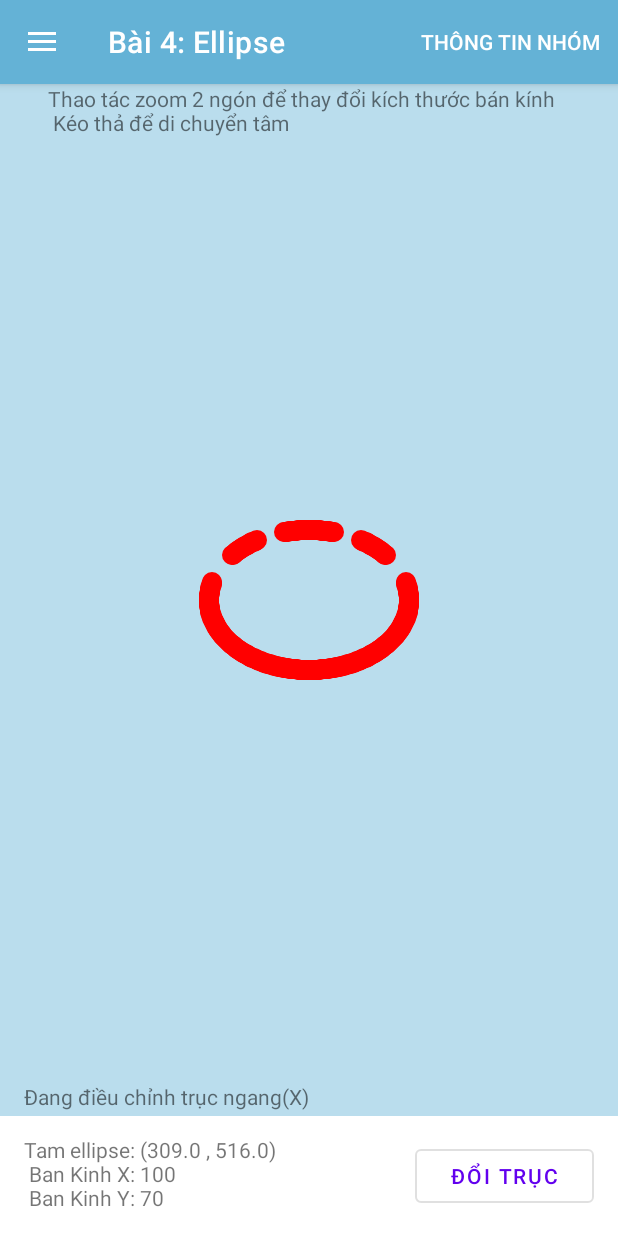
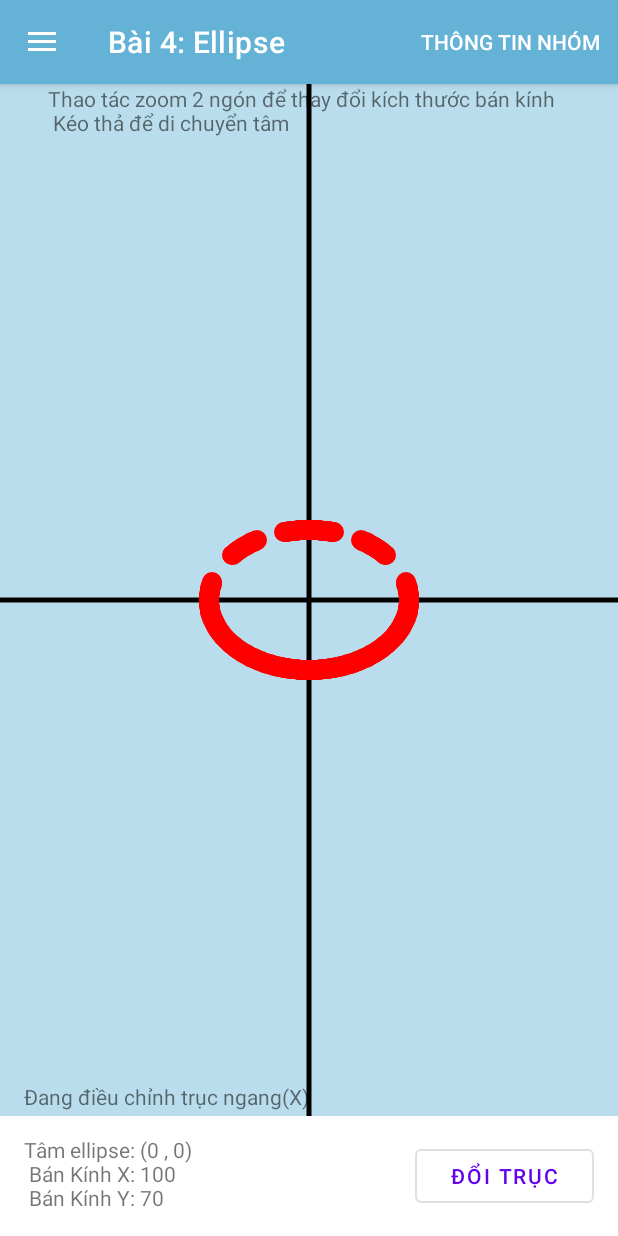
Before and after one commit to socbaycff/DrawLine, an Android app: the screen it shows after launch (MenuActivity), in the side drawer, after a tap on "Bài 4", on a phone screen of 412 x 824 dp. Run offline under Robolectric (Android 15) with nearby library versions, the light colour scheme and no system bars; our stand-ins replace navigation-ui; libraries missing offline, so code that uses them is left out: es.dmoral.toasty.

Commit message:
update truc toa do day du cho 4 bai

```diff
--- a/app/src/main/java/com/example/drawline/ui/bai2/Bai2Frag.kt
+++ b/app/src/main/java/com/example/drawline/ui/bai2/Bai2Frag.kt
@@ -54,7 +54,6 @@ class Bai2Frag : Fragment() {
         v: View,
         menuInfo: ContextMenu.ContextMenuInfo?
     ) {
-
         menu.setHeaderTitle("Chọn loại nét vẽ: ");
         activity?.menuInflater?.inflate(R.menu.menu_line_mode,menu)
     }
--- a/app/src/main/java/com/example/drawline/ui/bai3/Bai3Frag.kt
+++ b/app/src/main/java/com/example/drawline/ui/bai3/Bai3Frag.kt
@@ -22,7 +22,7 @@ class Bai3Frag : Fragment() {
         val bai3view = root.bai3View
         root.guideb3.text = "Thao tác zoom 2 ngón để thay đổi kích thước bán kính \n Kéo thả để di chuyển tâm"
         bai3view.setDrawListener { center, radius ->
-            tamTv.text = "Toạ độ tâm (${center.x}, ${center.y})"
+            tamTv.text = "Toạ độ tâm (${center.x.toInt()}, ${center.y.toInt()})"
             banKinhTV.text = "Độ dài bán kính: $radius"
         }
         return root
--- a/app/src/main/java/com/example/drawline/ui/bai4/Bai4Frag.kt
+++ b/app/src/main/java/com/example/drawline/ui/bai4/Bai4Frag.kt
@@ -7,6 +7,7 @@ import android.view.View
 import android.view.ViewGroup
 import android.widget.Toast
 import com.example.drawline.R
+import es.dmoral.toasty.Toasty
 import kotlinx.android.synthetic.main.fragment_bai4.view.*
 
 
@@ -23,13 +24,14 @@ class Bai4Frag : Fragment() {
         val bai4view = root.bai4View
         root.guideb4.text = "Thao tác zoom 2 ngón để thay đổi kích thước bán kính \n Kéo thả để di chuyển tâm"
         bai4view.setRadiusChangeListener { center, radiusX, radiusY ->
-            radiusTv.text = "Tam ellipse: (${center.x} , ${center.y}) \n Ban Kinh X: $radiusX \n" + " Ban Kinh Y: $radiusY"
+            radiusTv.text = "Tâm ellipse: (${center.x.toInt()} , ${center.y.toInt()}) \n Bán Kính X: $radiusX \n" + " Bán Kính Y: $radiusY"
         }
 
         root.changeRadScaleBtn.setOnClickListener {
             val changeMode = bai4view.changeMode()
             val text = if (!changeMode) " trục dọc(Y)" else "trục ngang(X)"
-            Toast.makeText(context," Đổi trục điều chỉnh thành $text ",Toast.LENGTH_SHORT).show()
+
+            Toasty.success(context!!," Đổi trục điều chỉnh thành $text ",Toast.LENGTH_SHORT).show()
             modeTv.text = "Đang điều chỉnh $text"
         }
         return root
--- a/app/src/main/java/com/example/drawline/ui/drawView/Bai1View.kt
+++ b/app/src/main/java/com/example/drawline/ui/drawView/Bai1View.kt
@@ -10,20 +10,24 @@ class Bai1View(context: Context,attributeSet: AttributeSet): View(context,attrib
     val pointArray = ArrayList<Pair<Int,Int>>()
     var originX = 0
     var originY = 0
+    var xMax = 0
+    var yMax = 0
+    var xMin = 0
+    var yMin = 0
 
     var doRongDonVi = 100
 
-    val axisPaint = Paint().apply {
+    private val axisPaint = Paint().apply {
         color = Color.BLACK
         strokeWidth = 5f
     }
 
-    val textPaint = Paint().apply {
+    private val textPaint = Paint().apply {
         color = Color.BLACK
         textSize = 50f
     }
 
-    val pointPaint = Paint().apply {
+    private val pointPaint = Paint().apply {
         color = Color.RED
         strokeWidth = 40f
     }
@@ -32,6 +36,10 @@ class Bai1View(context: Context,attributeSet: AttributeSet): View(context,attrib
         super.onLayout(changed, left, top, right, bottom)
         originX = width/2
         originY = height/2
+        xMax = (width - originX) / doRongDonVi
+        xMin = - xMax
+        yMax = (height - originY) / doRongDonVi
+        yMin = -yMax
     }
 
     override fun onDraw(canvas: Canvas?) {
@@ -47,14 +55,14 @@ class Bai1View(context: Context,attributeSet: AttributeSet): View(context,attrib
 
     }
 
-    fun unitToPixel(x: Int,y: Int): Pair<Int,Int> { // chuyen doi don vi thanh pixel
+    private fun unitToPixel(x: Int,y: Int): Pair<Int,Int> { // chuyen doi don vi thanh pixel
         val newX = x * doRongDonVi
         val newY = y * doRongDonVi
         val result = Pair<Int,Int>(newX,newY)
         return result
     }
 
-    fun changeAxis(x: Int, y: Int): PointF{ // chuyen doi toa do may tinh sang toa do cua bai
+    private fun changeAxis(x: Int, y: Int): PointF{ // chuyen doi toa do may tinh sang toa do cua bai
         val oldPoint = unitToPixel(x, y)
         val oldX = oldPoint.first.toFloat()
         val oldY = oldPoint.second.toFloat()
@@ -68,9 +76,15 @@ class Bai1View(context: Context,attributeSet: AttributeSet): View(context,attrib
         pointArray.clear()
         postInvalidate()
     }
-    fun addPoint(x: Int, y : Int) {
-        pointArray.add(Pair(x,y))
-        postInvalidate()
+
+
+    fun addPoint(x: Int, y : Int): Boolean {
+        if ((x>xMin && x< xMax ) && (y > yMin && y < yMax) ) {
+            pointArray.add(Pair(x,y))
+            postInvalidate()
+            return true
+        } else return false
+
     }
 
 
--- a/app/src/main/java/com/example/drawline/ui/drawView/Bai4View.kt
+++ b/app/src/main/java/com/example/drawline/ui/drawView/Bai4View.kt
@@ -21,12 +21,18 @@ class Bai4View(context: Context, attributeSet: AttributeSet): View(context,attri
         super.onLayout(changed, left, top, right, bottom)
         centerPoint.x = width/2f
         centerPoint.y = height/2f
+        originX = width/2
+        originY = height/2
     }
 
     override fun onDraw(canvas: Canvas?) {
         super.onDraw(canvas)
+        // ve truc x, y
+        canvas?.drawLine(0f,height/2f,width.toFloat(),height/2f,axisPaint)
+        canvas?.drawLine(width/2f,0f,width/2f,height.toFloat(),axisPaint)
         drawEllipse(radiusX.toFloat(),radiusy.toFloat(),centerPoint.x,centerPoint.y,canvas)
-        onRadiusChangeListener(centerPoint,radiusX,radiusy)
+        changeAxis()
+        onRadiusChangeListener(newCenterPoint,radiusX,radiusy)
     }
 
     private val paint =
@@ -37,6 +43,11 @@ class Bai4View(context: Context, attributeSet: AttributeSet): View(context,attri
             strokeWidth = 20f
             strokeCap = Paint.Cap.ROUND
         }
+
+    private val axisPaint = Paint().apply {
+        color = Color.BLACK
+        strokeWidth = 5f
+    }
 
     var putLength = 25
     var unputLength = 25
@@ -179,4 +190,12 @@ class Bai4View(context: Context, attributeSet: AttributeSet): View(context,attri
             }
         }
     }
+
+    var originX = 0
+    var originY = 0
+    private var newCenterPoint = PointF()
+    fun changeAxis() {
+        newCenterPoint.x = (centerPoint.x-width) + originX
+        newCenterPoint.y = originY - centerPoint.y
+    }
 }
--- a/app/src/main/res/layout/fragment_bai4.xml
+++ b/app/src/main/res/layout/fragment_bai4.xml
@@ -15,7 +15,6 @@
         android:backgroundTint="#7164B2D6"
         app:layout_constraintBottom_toTopOf="@+id/changeRadScaleBtn"
         app:layout_constraintEnd_toEndOf="parent"
-        app:layout_constraintHorizontal_bias="0.444"
         app:layout_constraintStart_toStartOf="parent"
         app:layout_constraintTop_toTopOf="parent" />
 
--- a/app/src/main/res/navigation/mobile_navigation.xml
+++ b/app/src/main/res/navigation/mobile_navigation.xml
@@ -8,8 +8,8 @@
     <fragment
         android:id="@+id/bai3"
         android:name="com.example.drawline.ui.bai3.Bai3Frag"
-        android:label="Bài 3: Hình tròn"
-        tools:layout="@layout/fragment_bai3"/>
+        android:label="Bài 3: Đường tròn"
+        tools:layout="@layout/fragment_bai3" />
 
     <fragment
         android:id="@+id/bai1"
```
Also changed, not shown: app/src/main/java/com/example/drawline/ui/bai1/Bai1Frag.kt (+16 -2 lines), app/src/main/java/com/example/drawline/ui/drawView/Bai2View.kt (+8 -0 lines), app/src/main/java/com/example/drawline/ui/drawView/Bai3View.kt (+27 -2 lines).
